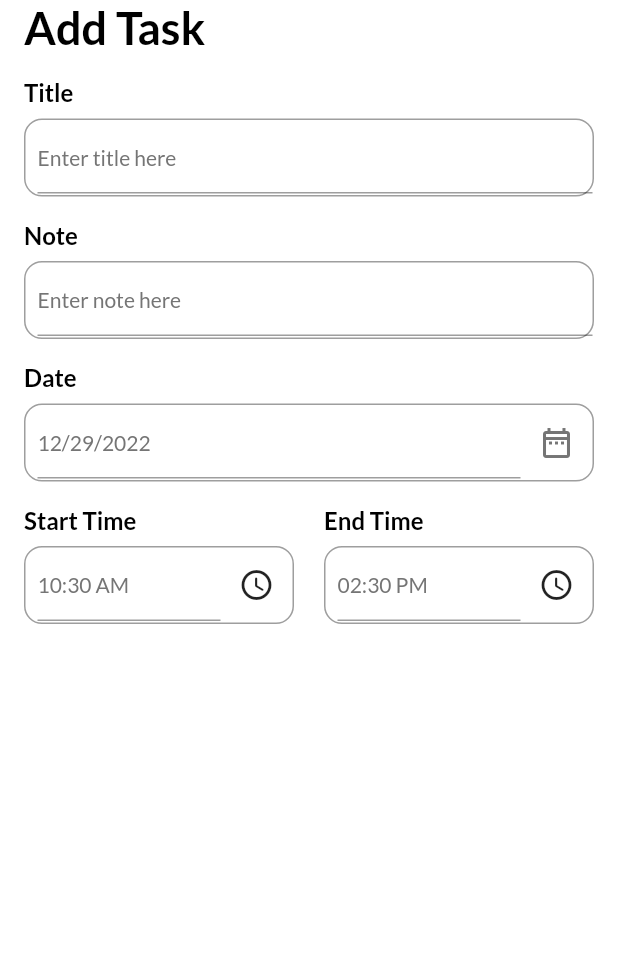
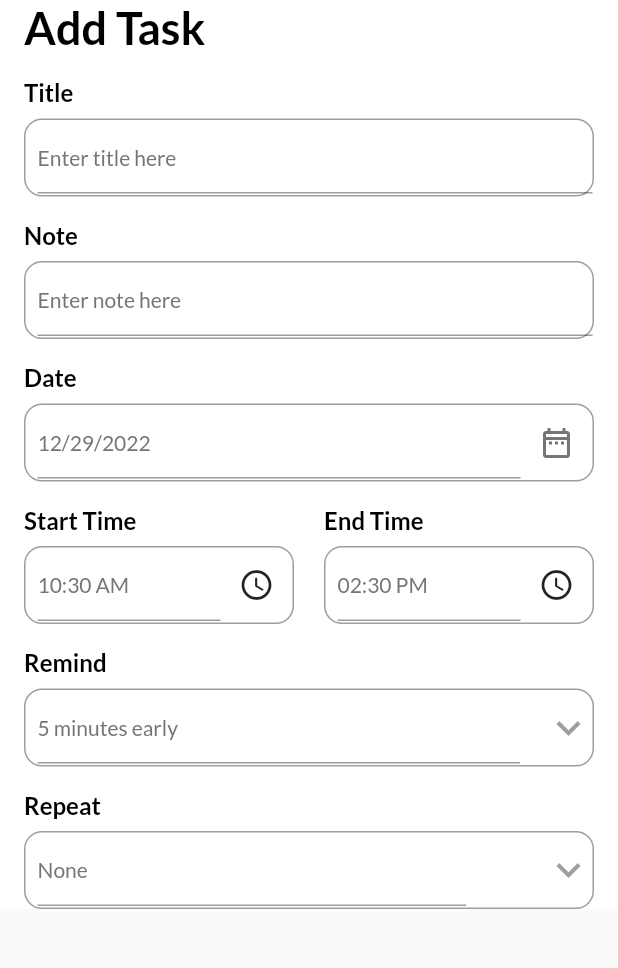
Before and after one commit to Leiii-Li/Flutter-TodoApp, a Flutter app: the AddTaskPage screen opened directly, on a phone screen of 412 x 824 dp, the part 84-1052 px from its top. Run offline on Flutter 3.47's test engine with Material 2 defaults, Android fonts, the phone set to English and light mode, and no system bars; our stand-ins replace date_picker_timeline, flutter_local_notifications, get, get_storage, google_fonts, timezone; accounts and stored records are empty.

Commit message:
完善 AddTaskPage

```diff
--- a/lib/ui/add_task_bar.dart
+++ b/lib/ui/add_task_bar.dart
@@ -20,6 +20,12 @@ class _AddTaskPageState extends State<AddTaskPage> {
       .format(DateTime.now().add(Duration(hours: 4)))
       .toString();
 
+  int _selectedRemind = 5;
+  List _remindList = ["5", "10", "15", "20"];
+
+  String _selectedRepeat = "None";
+  List _repeatList = ["None", "Daily", "Weekly", "Monthly"];
+
   @override
   Widget build(BuildContext context) {
     return Scaffold(
@@ -27,6 +33,7 @@ class _AddTaskPageState extends State<AddTaskPage> {
       body: Container(
         color: context.theme.backgroundColor,
         padding: EdgeInsets.symmetric(horizontal: 16),
+        child: SingleChildScrollView(
           child: Column(
             crossAxisAlignment: CrossAxisAlignment.start,
             children: [
@@ -68,8 +75,61 @@ class _AddTaskPageState extends State<AddTaskPage> {
                         )),
                   ),
                 ],
-            )
+              ),
+              InputField(
+                  "Remind",
+                  "$_selectedRemind minutes early",
+                  null,
+                  DropdownButton(
+                    underline: Container(
+                      height: 0,
+                    ),
+                    icon: Icon(Icons.keyboard_arrow_down, color: Colors.grey),
+                    iconSize: 32,
+                    elevation: 4,
+                    style: subTitleStyle,
+                    items: _remindList.map<DropdownMenuItem<String>>((value) {
+                      return DropdownMenuItem<String>(
+                        child: Text(value),
+                        value: value,
+                      );
+                    }).toList(),
+                    onChanged: (value) {
+                      if (value != null) {
+                        setState(() {
+                          _selectedRemind = int.parse(value);
+                        });
+                      }
+                    },
+                  )),
+              InputField(
+                  "Repeat",
+                  _selectedRepeat,
+                  null,
+                  DropdownButton(
+                    underline: Container(
+                      height: 0,
+                    ),
+                    icon: Icon(Icons.keyboard_arrow_down, color: Colors.grey),
+                    iconSize: 32,
+                    elevation: 4,
+                    style: subTitleStyle,
+                    items: _repeatList.map<DropdownMenuItem<String>>((value) {
+                      return DropdownMenuItem<String>(
+                        child: Text(value),
+                        value: value,
+                      );
+                    }).toList(),
+                    onChanged: (value) {
+                      if (value != null) {
+                        setState(() {
+                          _selectedRepeat = value;
+                        });
+                      }
+                    },
+                  )),
             ],
+          ),
         ),
       ),
     );
```
Lines whose indentation alone changed are shown as unchanged.
